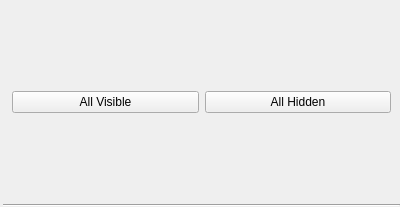
cg3hci/cg3lib, file cg3/viewer/internal/drawable_container_drawlist_manager.ui: the form before one commit.
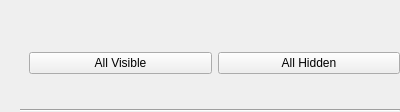
The form after the commit.

Commit message: scrollbars in containers

What changed in the file:
```diff
--- a/cg3/viewer/internal/drawable_container_drawlist_manager.ui
+++ b/cg3/viewer/internal/drawable_container_drawlist_manager.ui
@@ -7,22 +7,25 @@
     <x>0</x>
     <y>0</y>
     <width>400</width>
-    <height>207</height>
+    <height>112</height>
    </rect>
   </property>
+  <property name="sizePolicy">
+   <sizepolicy hsizetype="Preferred" vsizetype="MinimumExpanding">
+    <horstretch>0</horstretch>
+    <verstretch>0</verstretch>
+   </sizepolicy>
+  </property>
   <property name="windowTitle">
    <string>Frame</string>
   </property>
   <property name="lineWidth">
    <number>0</number>
   </property>
-  <layout class="QVBoxLayout" name="verticalLayout">
+  <layout class="QHBoxLayout" name="horizontalLayout">
    <property name="spacing">
     <number>0</number>
    </property>
-   <property name="leftMargin">
-    <number>3</number>
-   </property>
    <property name="topMargin">
     <number>0</number>
    </property>
@@ -33,6 +36,48 @@
     <number>0</number>
    </property>
    <item>
+    <widget class="QScrollArea" name="scrollArea">
+     <property name="sizePolicy">
+      <sizepolicy hsizetype="Expanding" vsizetype="MinimumExpanding">
+       <horstretch>0</horstretch>
+       <verstretch>0</verstretch>
+      </sizepolicy>
+     </property>
+     <property name="frameShape">
+      <enum>QFrame::NoFrame</enum>
+     </property>
+     <property name="frameShadow">
+      <enum>QFrame::Plain</enum>
+     </property>
+     <property name="widgetResizable">
+      <bool>true</bool>
+     </property>
+     <widget class="QWidget" name="layout">
+      <property name="geometry">
+       <rect>
+        <x>0</x>
+        <y>0</y>
+        <width>391</width>
+        <height>112</height>
+       </rect>
+      </property>
+      <property name="sizePolicy">
+       <sizepolicy hsizetype="Preferred" vsizetype="MinimumExpanding">
+        <horstretch>0</horstretch>
+        <verstretch>0</verstretch>
+       </sizepolicy>
+      </property>
+      <layout class="QVBoxLayout" name="verticalLayout">
+       <property name="spacing">
+        <number>1</number>
+       </property>
+       <property name="rightMargin">
+        <number>0</number>
+       </property>
+       <property name="bottomMargin">
+        <number>0</number>
+       </property>
+       <item>
     <widget class="QFrame" name="frame">
      <property name="sizePolicy">
       <sizepolicy hsizetype="Preferred" vsizetype="Preferred">
@@ -46,7 +91,13 @@
      <property name="frameShadow">
       <enum>QFrame::Plain</enum>
      </property>
-     <layout class="QHBoxLayout" name="horizontalLayout">
+         <layout class="QHBoxLayout" name="horizontalLayout_2">
+          <property name="rightMargin">
+           <number>0</number>
+          </property>
+          <property name="bottomMargin">
+           <number>0</number>
+          </property>
       <item>
        <widget class="QPushButton" name="visibleButton">
         <property name="text">
@@ -69,6 +120,10 @@
      <property name="orientation">
       <enum>Qt::Horizontal</enum>
      </property>
+        </widget>
+       </item>
+      </layout>
+     </widget>
     </widget>
    </item>
   </layout>
```
Lines whose indentation alone changed are shown as unchanged. The commit also changes 3 other files.
